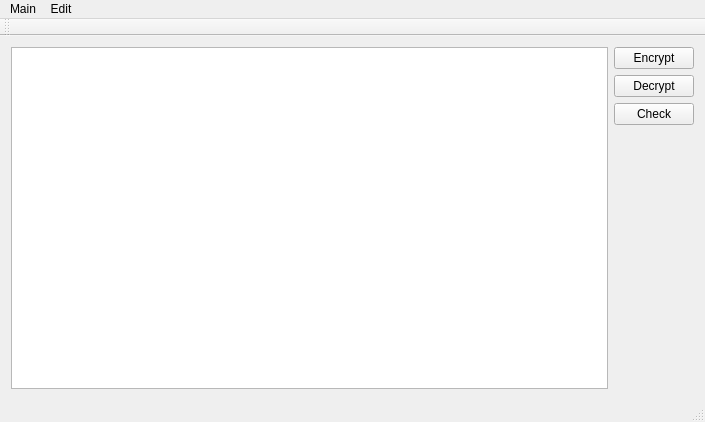
ChepenSmilelife/fileSystemEncrypt, file mainwindow.ui: the form before one commit.
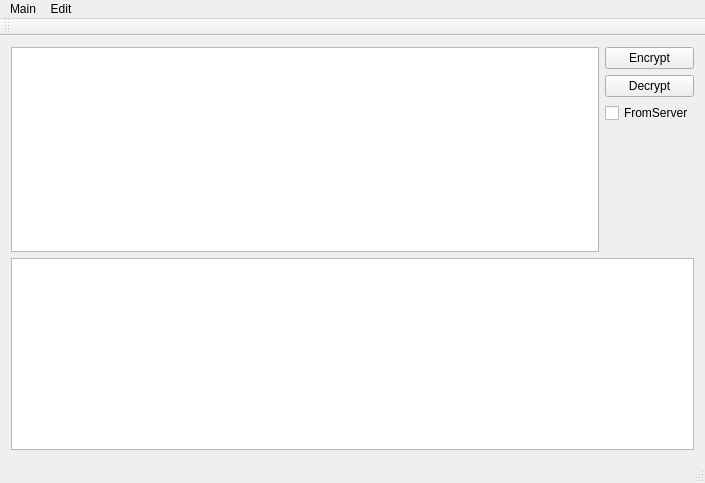
The form after the commit.

Patch:
```diff
--- a/mainwindow.ui
+++ b/mainwindow.ui
@@ -7,7 +7,7 @@
     <x>0</x>
     <y>0</y>
     <width>705</width>
-    <height>422</height>
+    <height>483</height>
    </rect>
   </property>
   <property name="windowTitle">
@@ -15,36 +15,31 @@
   </property>
   <widget class="QWidget" name="centralWidget">
    <layout class="QGridLayout" name="gridLayout">
-    <item row="0" column="0">
+    <item row="0" column="0" rowspan="4">
      <widget class="QTableWidget" name="tableWidgetFile"/>
     </item>
     <item row="0" column="1">
-     <layout class="QVBoxLayout" name="verticalLayout">
-      <item>
        <widget class="QPushButton" name="pushButtonEncrypt">
         <property name="text">
          <string>Encrypt</string>
         </property>
        </widget>
       </item>
-      <item>
+    <item row="1" column="1">
        <widget class="QPushButton" name="pushButtonDecrypt">
         <property name="text">
          <string>Decrypt</string>
         </property>
        </widget>
       </item>
-      <item>
-       <widget class="QPushButton" name="pushButtonCheck">
-        <property name="toolTip">
-         <string/>
-        </property>
+    <item row="2" column="1">
+     <widget class="QCheckBox" name="checkBoxFromServer">
         <property name="text">
-         <string>Check</string>
+       <string>FromServer</string>
         </property>
        </widget>
       </item>
-      <item>
+    <item row="3" column="1">
        <spacer name="verticalSpacer">
         <property name="orientation">
          <enum>Qt::Vertical</enum>
@@ -52,12 +47,17 @@
         <property name="sizeHint" stdset="0">
          <size>
           <width>20</width>
-          <height>40</height>
+        <height>124</height>
          </size>
         </property>
        </spacer>
       </item>
-     </layout>
+    <item row="4" column="0" colspan="2">
+     <widget class="QTextEdit" name="textEditLog">
+      <property name="readOnly">
+       <bool>true</bool>
+      </property>
+     </widget>
     </item>
    </layout>
   </widget>
```
Lines whose indentation alone changed are shown as unchanged.
